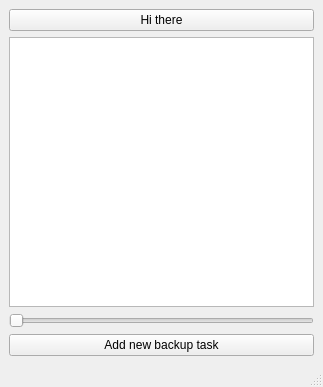
Marchell0o0/Backie, file mainwindow.ui: the form before one commit.
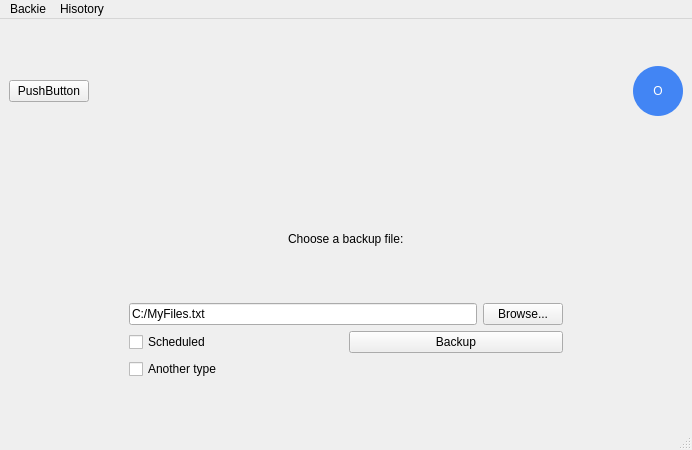
The form after the commit.

Commit message: Create main ui window for backup #1

What changed in the file:
```diff
--- a/mainwindow.ui
+++ b/mainwindow.ui
@@ -6,47 +6,343 @@
    <rect>
     <x>0</x>
     <y>0</y>
-    <width>323</width>
-    <height>387</height>
+    <width>692</width>
+    <height>450</height>
    </rect>
   </property>
+  <property name="sizePolicy">
+   <sizepolicy hsizetype="Fixed" vsizetype="Fixed">
+    <horstretch>0</horstretch>
+    <verstretch>0</verstretch>
+   </sizepolicy>
+  </property>
   <property name="windowTitle">
    <string>MainWindow</string>
   </property>
   <widget class="QWidget" name="centralwidget">
-   <layout class="QVBoxLayout" name="verticalLayout">
-    <item>
-     <widget class="QPushButton" name="hiButton">
-      <property name="text">
-       <string>Hi there</string>
-      </property>
-     </widget>
+   <property name="sizePolicy">
+    <sizepolicy hsizetype="Preferred" vsizetype="Preferred">
+     <horstretch>0</horstretch>
+     <verstretch>0</verstretch>
+    </sizepolicy>
+   </property>
+   <layout class="QGridLayout" name="gridLayout">
+    <item row="5" column="0">
+     <layout class="QHBoxLayout" name="horizontalLayout_2">
+      <item>
+       <layout class="QVBoxLayout" name="verticalLayout_4">
+        <property name="sizeConstraint">
+         <enum>QLayout::SetDefaultConstraint</enum>
+        </property>
+        <item>
+         <widget class="QPushButton" name="pushButton_2">
+          <property name="sizePolicy">
+           <sizepolicy hsizetype="Fixed" vsizetype="Fixed">
+            <horstretch>0</horstretch>
+            <verstretch>0</verstretch>
+           </sizepolicy>
+          </property>
+          <property name="text">
+           <string>PushButton</string>
+          </property>
+         </widget>
+        </item>
+        <item>
+         <spacer name="horizontalSpacer_2">
+          <property name="orientation">
+           <enum>Qt::Horizontal</enum>
+          </property>
+          <property name="sizeHint" stdset="0">
+           <size>
+            <width>40</width>
+            <height>20</height>
+           </size>
+          </property>
+         </spacer>
+        </item>
+       </layout>
+      </item>
+      <item>
+       <layout class="QGridLayout" name="gridLayout_2">
+        <property name="sizeConstraint">
+         <enum>QLayout::SetFixedSize</enum>
+        </property>
+        <property name="spacing">
+         <number>6</number>
+        </property>
+        <item row="1" column="1">
+         <widget class="QPushButton" name="pushButton">
+          <property name="sizePolicy">
+           <sizepolicy hsizetype="Fixed" vsizetype="Fixed">
+            <horstretch>0</horstretch>
+            <verstretch>0</verstretch>
+           </sizepolicy>
+          </property>
+          <property name="styleSheet">
+           <string notr="true">QPushButton {
+    border: none;            /* Remove border */
+    border-radius: 25px;     /* Adjust to half of your button's size to make it circular */
+    background-color: #4285F4; /* Google blue color, you can adjust this */
+    color: white;            /* Font color */
+    min-width: 50px;         /* Adjust based on your desired size */
+    max-width: 50px;         /* Ensure it's the same as min-width */
+    min-height: 50px;        /* Adjust based on your desired size */
+    max-height: 50px;        /* Ensure it's the same as min-height */
+}
+
+QPushButton:hover {
+    background-color: #357ABD; /* Darker blue color for hover effect */
+}
+</string>
+          </property>
+          <property name="text">
+           <string>O</string>
+          </property>
+         </widget>
+        </item>
+        <item row="2" column="1">
+         <spacer name="verticalSpacer">
+          <property name="orientation">
+           <enum>Qt::Vertical</enum>
+          </property>
+          <property name="sizeType">
+           <enum>QSizePolicy::Preferred</enum>
+          </property>
+          <property name="sizeHint" stdset="0">
+           <size>
+            <width>20</width>
+            <height>20</height>
+           </size>
+          </property>
+         </spacer>
+        </item>
+        <item row="1" column="0">
+         <spacer name="horizontalSpacer">
+          <property name="orientation">
+           <enum>Qt::Horizontal</enum>
+          </property>
+          <property name="sizeType">
+           <enum>QSizePolicy::Preferred</enum>
+          </property>
+          <property name="sizeHint" stdset="0">
+           <size>
+            <width>20</width>
+            <height>20</height>
+           </size>
+          </property>
+         </spacer>
+        </item>
+       </layout>
+      </item>
+     </layout>
     </item>
-    <item>
-     <widget class="QListWidget" name="listWidget"/>
+    <item row="6" column="0">
+     <layout class="QVBoxLayout" name="verticalLayout">
+      <item>
+       <layout class="QVBoxLayout" name="verticalLayout_5">
+        <item>
+         <layout class="QHBoxLayout" name="horizontalLayout_7">
+          <item>
+           <spacer name="horizontalSpacer_3">
+            <property name="orientation">
+             <enum>Qt::Horizontal</enum>
+            </property>
+            <property name="sizeHint" stdset="0">
+             <size>
+              <width>40</width>
+              <height>20</height>
+             </size>
+            </property>
+           </spacer>
+          </item>
+          <item>
+           <widget class="QLabel" name="label">
+            <property name="text">
+             <string>Choose a backup file:</string>
+            </property>
+           </widget>
+          </item>
+          <item>
+           <spacer name="horizontalSpacer_4">
+            <property name="orientation">
+             <enum>Qt::Horizontal</enum>
+            </property>
+            <property name="sizeHint" stdset="0">
+             <size>
+              <width>40</width>
+              <height>20</height>
+             </size>
+            </property>
+           </spacer>
+          </item>
+         </layout>
+        </item>
+        <item>
+         <layout class="QHBoxLayout" name="horizontalLayout_5">
+          <item>
+           <spacer name="horizontalSpacer_5">
+            <property name="orientation">
+             <enum>Qt::Horizontal</enum>
+            </property>
+            <property name="sizeType">
+             <enum>QSizePolicy::Fixed</enum>
+            </property>
+            <property name="sizeHint" stdset="0">
+             <size>
+              <width>120</width>
+              <height>20</height>
+             </size>
+            </property>
+           </spacer>
+          </item>
+          <item>
+           <layout class="QHBoxLayout" name="horizontalLayout_9">
+            <item>
+             <widget class="QLineEdit" name="lineEdit">
+              <property name="sizePolicy">
+               <sizepolicy hsizetype="Expanding" vsizetype="Fixed">
+                <horstretch>0</horstretch>
+                <verstretch>0</verstretch>
+               </sizepolicy>
+              </property>
+              <property name="text">
+               <string>C:/MyFiles.txt</string>
+              </property>
+             </widget>
+            </item>
+            <item>
+             <widget class="QPushButton" name="pushButton_3">
+              <property name="sizePolicy">
+               <sizepolicy hsizetype="Fixed" vsizetype="Fixed">
+                <horstretch>0</horstretch>
+                <verstretch>0</verstretch>
+               </sizepolicy>
+              </property>
+              <property name="text">
+               <string>Browse...</string>
+              </property>
+             </widget>
+            </item>
+           </layout>
+          </item>
+          <item>
+           <spacer name="horizontalSpacer_6">
+            <property name="orientation">
+             <enum>Qt::Horizontal</enum>
+            </property>
+            <property name="sizeType">
+             <enum>QSizePolicy::Fixed</enum>
+            </property>
+            <property name="sizeHint" stdset="0">
+             <size>
+              <width>120</width>
+              <height>20</height>
+             </size>
+            </property>
+           </spacer>
+          </item>
+         </layout>
+        </item>
+       </layout>
+      </item>
+     </layout>
     </item>
-    <item>
-     <widget class="QSlider" name="horizontalSlider">
+    <item row="7" column="0">
+     <layout class="QHBoxLayout" name="horizontalLayout_4">
+      <item>
+       <layout class="QHBoxLayout" name="horizontalLayout_10">
+        <item>
+         <spacer name="horizontalSpacer_9">
+          <property name="orientation">
+           <enum>Qt::Horizontal</enum>
+          </property>
+          <property name="sizeType">
+           <enum>QSizePolicy::Fixed</enum>
+          </property>
+          <property name="sizeHint" stdset="0">
+           <size>
+            <width>120</width>
+            <height>20</height>
+           </size>
+          </property>
+         </spacer>
+        </item>
+        <item>
+         <layout class="QGridLayout" name="gridLayout_3">
+          <item row="0" column="0">
+           <widget class="QCheckBox" name="checkBox">
+            <property name="text">
+             <string>Scheduled</string>
+            </property>
+           </widget>
+          </item>
+          <item row="1" column="0">
+           <widget class="QCheckBox" name="checkBox_2">
+            <property name="text">
+             <string>Another type</string>
+            </property>
+           </widget>
+          </item>
+          <item row="2" column="0">
+           <spacer name="verticalSpacer_2">
+            <property name="orientation">
+             <enum>Qt::Vertical</enum>
+            </property>
+            <property name="sizeType">
+             <enum>QSizePolicy::Fixed</enum>
+            </property>
+            <property name="sizeHint" stdset="0">
+             <size>
+              <width>20</width>
+              <height>40</height>
+             </size>
+            </property>
+           </spacer>
+          </item>
+          <item row="0" column="1">
+           <widget class="QPushButton" name="pushButton_5">
+            <property name="text">
+             <string>Backup</string>
+            </property>
+           </widget>
+          </item>
+         </layout>
+        </item>
+        <item>
+         <spacer name="horizontalSpacer_7">
+          <property name="orientation">
+           <enum>Qt::Horizontal</enum>
+          </property>
+          <property name="sizeType">
+           <enum>QSizePolicy::Fixed</enum>
+          </property>
+          <property name="sizeHint" stdset="0">
+           <size>
+            <width>120</width>
+            <height>20</height>
+           </size>
+          </property>
+         </spacer>
+        </item>
+       </layout>
+      </item>
+     </layout>
+    </item>
+    <item row="0" column="0">
+     <spacer name="verticalSpacer_3">
       <property name="orientation">
-       <enum>Qt::Horizontal</enum>
+       <enum>Qt::Vertical</enum>
       </property>
-     </widget>
-    </item>
-    <item>
-     <widget class="QPushButton" name="sendMessage">
-      <property name="cursor">
-       <cursorShape>PointingHandCursor</cursorShape>
+      <property name="sizeType">
+       <enum>QSizePolicy::Fixed</enum>
       </property>
-      <property name="mouseTracking">
-       <bool>false</bool>
+      <property name="sizeHint" stdset="0">
+       <size>
+        <width>20</width>
+        <height>1</height>
+       </size>
       </property>
-      <property name="text">
-       <string>Add new backup task</string>
-      </property>
-      <property name="hbhh" stdset="0">
-       <bool>false</bool>
-      </property>
-     </widget>
+     </spacer>
     </item>
    </layout>
   </widget>
@@ -55,10 +351,22 @@
     <rect>
      <x>0</x>
      <y>0</y>
-     <width>323</width>
+     <width>692</width>
      <height>24</height>
     </rect>
    </property>
+   <widget class="QMenu" name="menuBackie">
+    <property name="title">
+     <string>Backie</string>
+    </property>
+   </widget>
+   <widget class="QMenu" name="menuHisotory">
+    <property name="title">
+     <string>Hisotory</string>
+    </property>
+   </widget>
+   <addaction name="menuBackie"/>
+   <addaction name="menuHisotory"/>
   </widget>
   <widget class="QStatusBar" name="statusbar"/>
  </widget>
```
